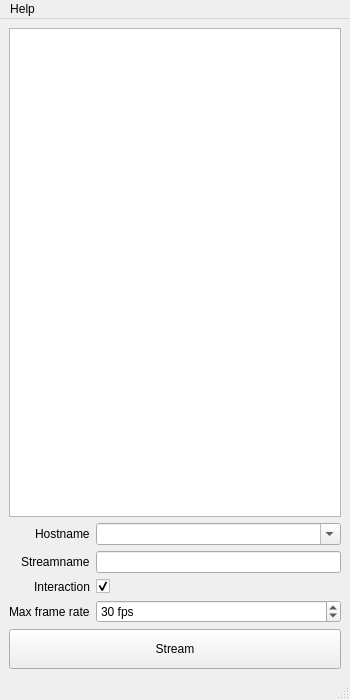
First picture: the form in apps/DesktopStreamer/MainWindow.ui, repository BlueBrain/Deflect, before the edit.
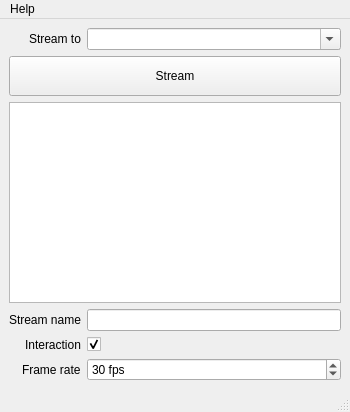
Second picture: the form after the edit.

Commit message: DesktopStreamer: Grid-view like layout in apps listview

The edit to the form file:
```diff
--- a/apps/DesktopStreamer/MainWindow.ui
+++ b/apps/DesktopStreamer/MainWindow.ui
@@ -7,7 +7,7 @@
     <x>0</x>
     <y>0</y>
     <width>350</width>
-    <height>700</height>
+    <height>412</height>
    </rect>
   </property>
   <property name="sizePolicy">
@@ -30,31 +30,6 @@
     <property name="sizeConstraint">
      <enum>QLayout::SetMinimumSize</enum>
     </property>
-    <item>
-     <widget class="QListView" name="_listView">
-      <property name="sizePolicy">
-       <sizepolicy hsizetype="Expanding" vsizetype="Expanding">
-        <horstretch>0</horstretch>
-        <verstretch>0</verstretch>
-       </sizepolicy>
-      </property>
-      <property name="selectionMode">
-       <enum>QAbstractItemView::MultiSelection</enum>
-      </property>
-      <property name="flow">
-       <enum>QListView::LeftToRight</enum>
-      </property>
-      <property name="isWrapping" stdset="0">
-       <bool>true</bool>
-      </property>
-      <property name="viewMode">
-       <enum>QListView::ListMode</enum>
-      </property>
-      <property name="uniformItemSizes">
-       <bool>true</bool>
-      </property>
-     </widget>
-    </item>
     <item>
      <layout class="QFormLayout" name="formLayout">
       <property name="sizeConstraint">
@@ -78,7 +53,7 @@
       <item row="0" column="0">
        <widget class="QLabel" name="hostnameLabel">
         <property name="text">
-         <string>Hostname</string>
+         <string>Stream to</string>
         </property>
        </widget>
       </item>
@@ -110,57 +85,7 @@
         </property>
        </widget>
       </item>
-      <item row="1" column="0">
-       <widget class="QLabel" name="streamnameLabel">
-        <property name="text">
-         <string>Streamname</string>
-        </property>
-       </widget>
-      </item>
-      <item row="2" column="0">
-       <widget class="QLabel" name="desktopInteractionLabel">
-        <property name="text">
-         <string>Interaction</string>
-        </property>
-       </widget>
-      </item>
-      <item row="2" column="1">
-       <widget class="QCheckBox" name="_desktopInteractionCheckBox">
-        <property name="checked">
-         <bool>true</bool>
-        </property>
-       </widget>
-      </item>
-      <item row="3" column="0">
-       <widget class="QLabel" name="maxFrameRateLabel">
-        <property name="text">
-         <string>Max frame rate</string>
-        </property>
-       </widget>
-      </item>
-      <item row="3" column="1">
-       <widget class="QSpinBox" name="_maxFrameRateSpinBox">
-        <property name="sizePolicy">
-         <sizepolicy hsizetype="Expanding" vsizetype="Fixed">
-          <horstretch>0</horstretch>
-          <verstretch>0</verstretch>
-         </sizepolicy>
-        </property>
-        <property name="suffix">
-         <string> fps</string>
-        </property>
-        <property name="minimum">
-         <number>1</number>
-        </property>
-        <property name="maximum">
-         <number>60</number>
-        </property>
-        <property name="value">
-         <number>30</number>
-        </property>
-       </widget>
-      </item>
-      <item row="4" column="0" colspan="2">
+      <item row="1" column="0" colspan="2">
        <widget class="QPushButton" name="_streamButton">
         <property name="minimumSize">
          <size>
@@ -197,7 +122,57 @@
         </property>
        </widget>
       </item>
-      <item row="1" column="1">
+      <item row="2" column="0" colspan="2">
+       <widget class="QListView" name="_listView">
+        <property name="sizePolicy">
+         <sizepolicy hsizetype="Expanding" vsizetype="Expanding">
+          <horstretch>0</horstretch>
+          <verstretch>1</verstretch>
+         </sizepolicy>
+        </property>
+        <property name="contextMenuPolicy">
+         <enum>Qt::NoContextMenu</enum>
+        </property>
+        <property name="sizeAdjustPolicy">
+         <enum>QAbstractScrollArea::AdjustIgnored</enum>
+        </property>
+        <property name="selectionMode">
+         <enum>QAbstractItemView::MultiSelection</enum>
+        </property>
+        <property name="movement">
+         <enum>QListView::Static</enum>
+        </property>
+        <property name="flow">
+         <enum>QListView::LeftToRight</enum>
+        </property>
+        <property name="isWrapping" stdset="0">
+         <bool>true</bool>
+        </property>
+        <property name="resizeMode">
+         <enum>QListView::Adjust</enum>
+        </property>
+        <property name="layoutMode">
+         <enum>QListView::Batched</enum>
+        </property>
+        <property name="spacing">
+         <number>1</number>
+        </property>
+        <property name="viewMode">
+         <enum>QListView::IconMode</enum>
+        </property>
+        <property name="uniformItemSizes">
+         <bool>false</bool>
+        </property>
+       </widget>
+      </item>
+      <item row="3" column="0">
+       <widget class="QLabel" name="streamnameLabel">
+        <property name="text">
+         <string>Stream name</string>
+        </property>
+       </widget>
+      </item>
+      <item row="3" column="1">
        <widget class="QLineEdit" name="_streamnameLineEdit">
         <property name="sizePolicy">
          <sizepolicy hsizetype="Expanding" vsizetype="Fixed">
@@ -210,6 +185,49 @@
         </property>
        </widget>
       </item>
+      <item row="4" column="0">
+       <widget class="QLabel" name="desktopInteractionLabel">
+        <property name="text">
+         <string>Interaction</string>
+        </property>
+       </widget>
+      </item>
+      <item row="4" column="1">
+       <widget class="QCheckBox" name="_desktopInteractionCheckBox">
+        <property name="checked">
+         <bool>true</bool>
+        </property>
+       </widget>
+      </item>
+      <item row="5" column="0">
+       <widget class="QLabel" name="maxFrameRateLabel">
+        <property name="text">
+         <string>Frame rate</string>
+        </property>
+       </widget>
+      </item>
+      <item row="5" column="1">
+       <widget class="QSpinBox" name="_maxFrameRateSpinBox">
+        <property name="sizePolicy">
+         <sizepolicy hsizetype="Expanding" vsizetype="Fixed">
+          <horstretch>0</horstretch>
+          <verstretch>0</verstretch>
+         </sizepolicy>
+        </property>
+        <property name="suffix">
+         <string> fps</string>
+        </property>
+        <property name="minimum">
+         <number>1</number>
+        </property>
+        <property name="maximum">
+         <number>60</number>
+        </property>
+        <property name="value">
+         <number>30</number>
+        </property>
+       </widget>
+      </item>
      </layout>
     </item>
    </layout>
```
The commit also changes 4 other files.
